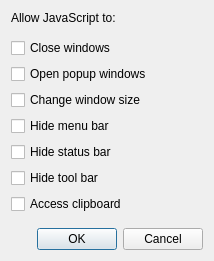
First picture: the form in src/lib/preferences/jsoptions.ui, repository QupZilla/qupzilla, before the edit.
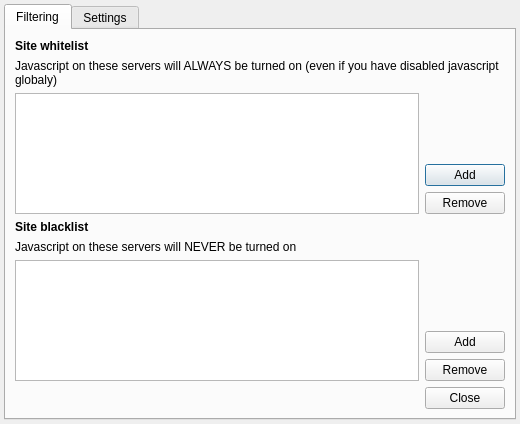
Second picture: the form after the edit.

Commit message: [JavaScript] Per domain whitelist/blacklist

Patch:
```diff
--- a/src/lib/preferences/jsoptions.ui
+++ b/src/lib/preferences/jsoptions.ui
@@ -6,13 +6,142 @@
    <rect>
     <x>0</x>
     <y>0</y>
-    <width>214</width>
-    <height>261</height>
+    <width>520</width>
+    <height>424</height>
    </rect>
   </property>
   <property name="windowTitle">
    <string>JavaScript Options</string>
   </property>
+  <layout class="QHBoxLayout" name="horizontalLayout">
+   <property name="margin">
+    <number>4</number>
+   </property>
+   <item>
+    <widget class="QTabWidget" name="tabWidget">
+     <property name="currentIndex">
+      <number>0</number>
+     </property>
+     <widget class="QWidget" name="tab_1">
+      <attribute name="title">
+       <string>Filtering</string>
+      </attribute>
+      <layout class="QGridLayout" name="gridLayout_3">
+       <item row="0" column="0">
+        <widget class="QLabel" name="label_9">
+         <property name="text">
+          <string>&lt;b&gt;Site whitelist&lt;/b&gt;</string>
+         </property>
+        </widget>
+       </item>
+       <item row="1" column="0" colspan="2">
+        <widget class="QLabel" name="label_11">
+         <property name="text">
+          <string>Javascript on these servers will ALWAYS be turned on (even if you have disabled javascript globaly)</string>
+         </property>
+         <property name="wordWrap">
+          <bool>true</bool>
+         </property>
+        </widget>
+       </item>
+       <item row="2" column="1">
+        <layout class="QVBoxLayout" name="verticalLayout">
+         <item>
+          <spacer name="verticalSpacer">
+           <property name="orientation">
+            <enum>Qt::Vertical</enum>
+           </property>
+           <property name="sizeHint" stdset="0">
+            <size>
+             <width>20</width>
+             <height>40</height>
+            </size>
+           </property>
+          </spacer>
+         </item>
+         <item>
+          <widget class="QPushButton" name="jsWhiteAdd">
+           <property name="text">
+            <string>Add</string>
+           </property>
+          </widget>
+         </item>
+         <item>
+          <widget class="QPushButton" name="jsWhiteRemove">
+           <property name="text">
+            <string>Remove</string>
+           </property>
+          </widget>
+         </item>
+        </layout>
+       </item>
+       <item row="2" column="0">
+        <widget class="QListWidget" name="jswhiteList"/>
+       </item>
+       <item row="3" column="0">
+        <widget class="QLabel" name="label_10">
+         <property name="text">
+          <string>&lt;b&gt;Site blacklist&lt;/b&gt;</string>
+         </property>
+        </widget>
+       </item>
+       <item row="4" column="0" colspan="2">
+        <widget class="QLabel" name="label_12">
+         <property name="text">
+          <string>Javascript on these servers will NEVER be turned on</string>
+         </property>
+         <property name="wordWrap">
+          <bool>true</bool>
+         </property>
+        </widget>
+       </item>
+       <item row="5" column="0">
+        <widget class="QListWidget" name="jsblackList"/>
+       </item>
+       <item row="5" column="1">
+        <layout class="QVBoxLayout" name="verticalLayout_1">
+         <item>
+          <spacer name="verticalSpacer_1">
+           <property name="orientation">
+            <enum>Qt::Vertical</enum>
+           </property>
+           <property name="sizeHint" stdset="0">
+            <size>
+             <width>20</width>
+             <height>40</height>
+            </size>
+           </property>
+          </spacer>
+         </item>
+         <item>
+          <widget class="QPushButton" name="jsBlackAdd">
+           <property name="text">
+            <string>Add</string>
+           </property>
+          </widget>
+         </item>
+         <item>
+          <widget class="QPushButton" name="jsBlackRemove">
+           <property name="text">
+            <string>Remove</string>
+           </property>
+          </widget>
+         </item>
+        </layout>
+       </item>
+       <item row="6" column="0" colspan="2">
+        <widget class="QDialogButtonBox" name="close">
+         <property name="standardButtons">
+          <set>QDialogButtonBox::Close</set>
+         </property>
+        </widget>
+       </item>
+      </layout>
+     </widget>
+     <widget class="QWidget" name="tab_2">
+      <attribute name="title">
+       <string>Settings</string>
+      </attribute>
   <layout class="QVBoxLayout" name="verticalLayout_2">
    <item>
     <widget class="QLabel" name="label">
@@ -22,20 +151,7 @@
     </widget>
    </item>
    <item>
-    <layout class="QVBoxLayout" name="verticalLayout">
-     <item>
-      <spacer name="verticalSpacer">
-       <property name="orientation">
-        <enum>Qt::Vertical</enum>
-       </property>
-       <property name="sizeHint" stdset="0">
-        <size>
-         <width>20</width>
-         <height>40</height>
-        </size>
-       </property>
-      </spacer>
-     </item>
+        <layout class="QVBoxLayout" name="verticalLayout_3">
      <item>
       <widget class="QCheckBox" name="jscanCloseWindow">
        <property name="text">
@@ -103,8 +219,12 @@
    <item>
     <widget class="QDialogButtonBox" name="jsoptsbbox">
      <property name="standardButtons">
-      <set>QDialogButtonBox::Cancel|QDialogButtonBox::Ok</set>
-     </property>
+          <set>QDialogButtonBox::Close</set>
+         </property>
+        </widget>
+       </item>
+      </layout>
+     </widget>
     </widget>
    </item>
   </layout>
```
Left out of the diff: 36 changed lines with no effect on the pictures. Lines whose indentation alone changed are shown as unchanged. The commit also changes 5 other files.
